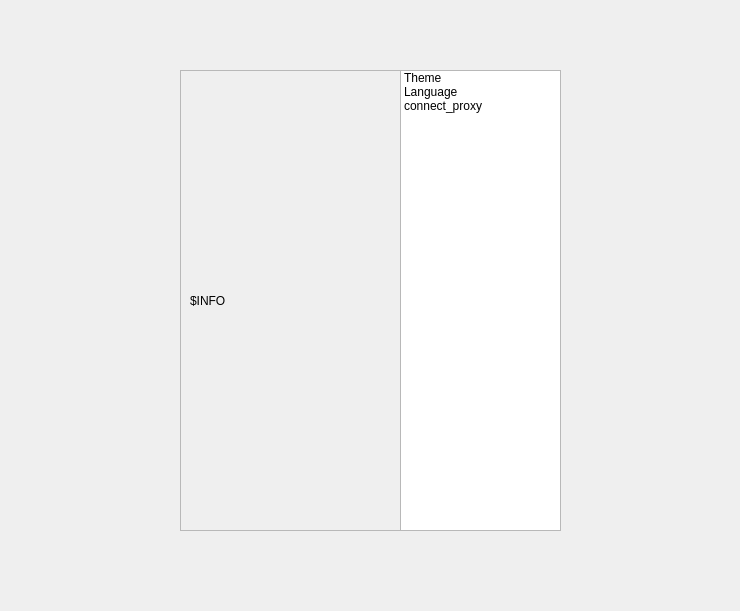
Old version of the form Linux/gui_/settings.ui in the repository EvisSolver/otterE.
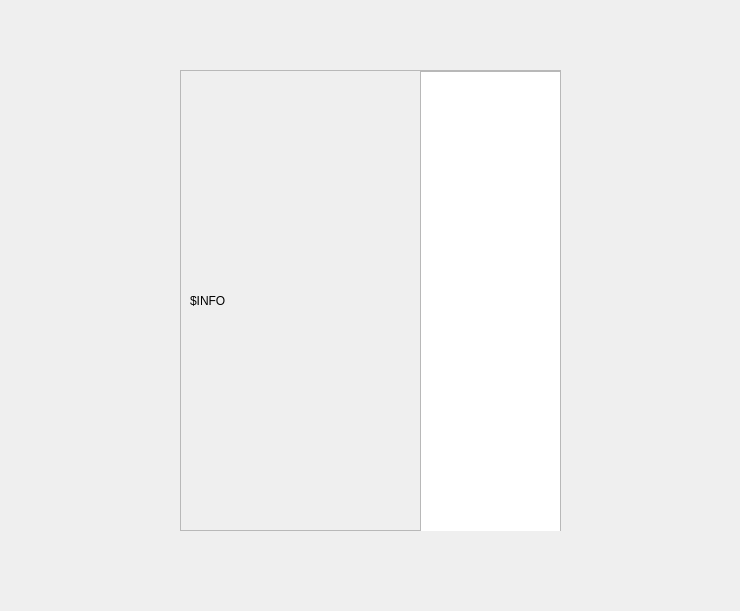
New version of the form.

Commit message: mfX_c_20: rechanged QList-widget on QTreeList-widget

```diff
--- a/Linux/gui_/settings.ui
+++ b/Linux/gui_/settings.ui
@@ -36,7 +36,7 @@
         <rect>
          <x>10</x>
          <y>10</y>
-         <width>201</width>
+         <width>221</width>
          <height>441</height>
         </rect>
        </property>
@@ -44,30 +44,23 @@
         <string>$INFO</string>
        </property>
       </widget>
-      <widget class="QListWidget" name="settingsList">
+      <widget class="QTreeWidget" name="settingsList">
        <property name="geometry">
         <rect>
-         <x>220</x>
-         <y>0</y>
-         <width>161</width>
+         <x>240</x>
+         <y>1</y>
+         <width>141</width>
          <height>461</height>
         </rect>
        </property>
-       <item>
+       <property name="headerHidden">
+        <bool>true</bool>
+       </property>
+       <column>
         <property name="text">
-         <string>Theme</string>
+         <string notr="true">1</string>
         </property>
-       </item>
-       <item>
-        <property name="text">
-         <string>Language</string>
-        </property>
-       </item>
-       <item>
-        <property name="text">
-         <string>connect_proxy</string>
-        </property>
-       </item>
+       </column>
       </widget>
      </widget>
     </item>
```
The commit also changes 4 other files.
